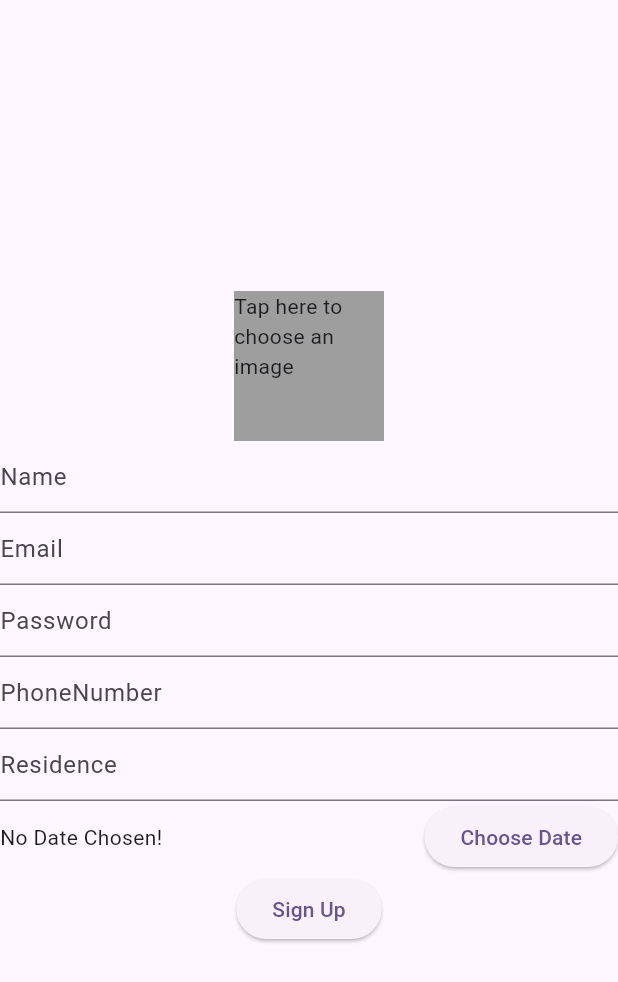
After one commit to Rent-Wheels/rent_wheels_renter, a Flutter app: the screen it shows after launch, after a tap on "Sign Up", on a phone screen of 412 x 824 dp. The commit adds this screen. Shown: the top 982 px of the screen. Run offline on Flutter 3.47's test engine with Material 2 defaults, Android fonts, the phone set to English and light mode, and no system bars; our stand-ins replace firebase_auth, firebase_core, image_picker; accounts and stored records are empty; network calls fail.

Commit message:
sign up implemented

```diff
--- a/lib/core/auth/backend/backend_auth_provider.dart
+++ b/lib/core/auth/backend/backend_auth_provider.dart
@@ -1,5 +1,4 @@
 import 'package:rent_wheels_renter/core/models/auth/auth_model.dart';
-import 'package:rent_wheels_renter/core/models/enums/auth.enum.dart';
 
 abstract class BackendAuthProvider {
   Future<User> createUser({
@@ -10,7 +9,6 @@ abstract class BackendAuthProvider {
     required String email,
     required DateTime dob,
     required String residence,
-    required Roles role,
   });
   Future<void> deleteUser({
     required String userId,
--- a/lib/core/auth/backend/backend_auth_service.dart
+++ b/lib/core/auth/backend/backend_auth_service.dart
@@ -4,10 +4,9 @@ import 'dart:convert';
 import 'package:http/http.dart';
 import 'package:mime/mime.dart';
 import 'package:http_parser/http_parser.dart';
+
 import 'package:rent_wheels_renter/core/auth/auth_exceptions.dart';
-
 import 'package:rent_wheels_renter/core/models/auth/auth_model.dart';
-import 'package:rent_wheels_renter/core/models/enums/auth.enum.dart';
 import 'package:rent_wheels_renter/core/global/globals.dart' as global;
 import 'package:rent_wheels_renter/core/auth/backend/backend_auth_provider.dart';
 
@@ -21,18 +20,23 @@ class BackendAuthService implements BackendAuthProvider {
     required String email,
     required DateTime dob,
     required String residence,
-    required Roles role,
   }) async {
-    var request = MultipartRequest(
-        'POST', Uri.parse('https://rent-wheels.braalex.me/renters/'));
+    var request =
+        MultipartRequest('POST', Uri.parse('http://10.0.2.2:3000/renters/'));
 
+    final ext = avatar.split('.').last;
     request.fields['userId'] = userId;
+    request.fields['name'] = name;
+    request.fields['phoneNumber'] = phoneNumber;
+    request.fields['email'] = email;
+    request.fields['dob'] = dob.toIso8601String();
+    request.fields['residence'] = residence;
     request.files.add(
       MultipartFile(
         'avatar',
         File(avatar).readAsBytes().asStream(),
         File(avatar).lengthSync(),
-        filename: 'avatar-$userId',
+        filename: 'avatar-$userId.$ext',
         contentType: MediaType.parse(
           lookupMimeType(avatar) ?? 'image/jpeg',
         ),
--- a/lib/core/auth/firebase/firebase_auth_service.dart
+++ b/lib/core/auth/firebase/firebase_auth_service.dart
@@ -3,7 +3,6 @@ import 'package:firebase_core/firebase_core.dart';
 
 import 'package:rent_wheels_renter/firebase_options.dart';
 import 'package:rent_wheels_renter/core/auth/auth_exceptions.dart';
-import 'package:rent_wheels_renter/core/models/enums/auth.enum.dart';
 import 'package:rent_wheels_renter/core/auth/backend/backend_auth_service.dart';
 import 'package:rent_wheels_renter/core/auth/firebase/firebase_auth_provider.dart';
 
@@ -46,7 +45,6 @@ class FirebaseAuthService implements FirebaseAuthProvider {
           email: email,
           dob: dob,
           residence: residence,
-          role: Roles.renter,
         );
       }
     } on FirebaseAuthException catch (e) {
--- a/lib/core/models/auth/auth_model.dart
+++ b/lib/core/models/auth/auth_model.dart
@@ -22,7 +22,7 @@ class User {
         userId: json['userId'],
         name: json['name'],
         email: json['email'],
-        dob: json['dob'],
+        dob: DateTime.parse(json['dob']),
         phoneNumber: json['phoneNumber'],
         role: json['role'],
         profilePicture: json['profilePicture']);
--- a/lib/main.dart
+++ b/lib/main.dart
@@ -1,10 +1,11 @@
 import 'package:flutter/material.dart';
 import 'package:firebase_auth/firebase_auth.dart';
+
+import 'package:rent_wheels_renter/tester.dart';
 import 'package:rent_wheels_renter/core/auth/auth_service.dart';
 import 'package:rent_wheels_renter/src/home/presentation/home.dart';
-
-import 'package:rent_wheels_renter/tester.dart';
 import 'package:rent_wheels_renter/src/login/presentation/login.dart';
+import 'package:rent_wheels_renter/core/global/globals.dart' as global;
 
 void main() {
   runApp(const MyApp());
@@ -41,6 +42,10 @@ class _ConnectionPageState extends State<ConnectionPage> {
 
     final user = FirebaseAuth.instance.currentUser;
 
+    if (user != null) {
+      global.accessToken = await user.getIdToken();
+    }
+
     appUser.add(user);
 
     return appUser;
--- a/lib/src/login/presentation/login.dart
+++ b/lib/src/login/presentation/login.dart
@@ -1,9 +1,10 @@
 import 'package:flutter/material.dart';
 
 import 'package:rent_wheels_renter/core/auth/auth_service.dart';
-import 'package:rent_wheels_renter/core/widgets/buttons/generic_button_widget.dart';
 import 'package:rent_wheels_renter/src/home/presentation/home.dart';
 import 'package:rent_wheels_renter/core/global/globals.dart' as global;
+import 'package:rent_wheels_renter/core/widgets/buttons/generic_button_widget.dart';
+import 'package:rent_wheels_renter/src/signup/presentation/signup.dart';
 
 class Login extends StatefulWidget {
   const Login({super.key});
@@ -48,7 +49,19 @@ class _LoginState extends State<Login> {
                     builder: (context) => const Home(),
                   ),
                   (route) => false);
-              })
+            },
+          ),
+          buildGenericButtonWidget(
+            buttonName: 'Sign Up',
+            onPressed: () {
+              if (!mounted) return;
+              Navigator.of(context).push(
+                MaterialPageRoute(
+                  builder: (context) => const SignUp(),
+                ),
+              );
+            },
+          ),
         ],
       )),
     );
--- /dev/null
+++ b/lib/src/signup/presentation/signup.dart
@@ -0,0 +1,124 @@
+import 'dart:io';
+
+import 'package:flutter/material.dart';
+import 'package:image_picker/image_picker.dart';
+import 'package:intl/intl.dart';
+import 'package:rent_wheels_renter/core/auth/auth_service.dart';
+
+import 'package:rent_wheels_renter/core/widgets/buttons/generic_button_widget.dart';
+
+class SignUp extends StatefulWidget {
+  const SignUp({super.key});
+
+  @override
+  State<SignUp> createState() => _SignUpState();
+}
+
+class _SignUpState extends State<SignUp> {
+  File? avatar;
+  DateTime? dob;
+  final picker = ImagePicker();
+  TextEditingController name = TextEditingController();
+  TextEditingController email = TextEditingController();
+  TextEditingController password = TextEditingController();
+  TextEditingController residence = TextEditingController();
+  TextEditingController phoneNumber = TextEditingController();
+
+  presentDatePicker() {
+    showDatePicker(
+      context: context,
+      initialDate: DateTime(2005),
+      firstDate: DateTime(1950),
+      lastDate: DateTime(2006),
+    ).then((pickedDate) {
+      if (pickedDate == null) {
+        return;
+      }
+      setState(() {
+        dob = pickedDate;
+      });
+    });
+  }
+
+  openImage() async {
+    final XFile? image = await picker.pickImage(source: ImageSource.gallery);
+    if (image != null) {
+      setState(() {
+        avatar = File(image.path);
+      });
+    }
+  }
+
+  @override
+  Widget build(BuildContext context) {
+    return Scaffold(
+      body: Column(
+        mainAxisAlignment: MainAxisAlignment.center,
+        children: [
+          GestureDetector(
+            onTap: openImage,
+            child: Container(
+              height: 100,
+              width: 100,
+              color: Colors.grey,
+              child: avatar == null
+                  ? const Text('Tap here to choose an image')
+                  : Image.file(
+                      avatar!,
+                      fit: BoxFit.cover,
+                    ),
+            ),
+          ),
+          TextField(
+            controller: name,
+            decoration: const InputDecoration(hintText: 'Name'),
+          ),
+          TextField(
+            controller: email,
+            decoration: const InputDecoration(hintText: 'Email'),
+          ),
+          TextField(
+            controller: password,
+            decoration: const InputDecoration(hintText: 'Password'),
+          ),
+          TextField(
+            controller: phoneNumber,
+            decoration: const InputDecoration(hintText: 'PhoneNumber'),
+          ),
+          TextField(
+            controller: residence,
+            decoration: const InputDecoration(hintText: 'Residence'),
+          ),
+          Row(
+            children: [
+              Expanded(
+                child: Text(
+                  dob != null
+                      ? 'Picked Date: ${DateFormat.yMd().format(dob!)}'
+                      : 'No Date Chosen!',
+                ),
+              ),
+              buildGenericButtonWidget(
+                buttonName: 'Choose Date',
+                onPressed: presentDatePicker,
+              )
+            ],
+          ),
+          buildGenericButtonWidget(
+              buttonName: 'Sign Up',
+              onPressed: () async {
+                await AuthService.firebase().createUserWithEmailAndPassword(
+                  avatar: avatar!.path,
+                  name: name.text,
+                  phoneNumber: phoneNumber.text,
+                  email: email.text,
+                  password: password.text,
+                  dob: dob!,
+                  residence: residence.text,
+                );
+              })
+        ],
+      ),
+    );
+  }
+}
--- a/pubspec.yaml
+++ b/pubspec.yaml
@@ -40,6 +40,8 @@ dependencies:
   http: ^0.13.6
   mime: ^1.0.4
   http_parser: ^4.0.2
+  intl: ^0.18.1
+  image_picker: ^0.8.7+5
 
 dev_dependencies:
   flutter_test:
```
Also changed, not shown: pubspec.lock. Lines whose indentation alone changed are shown as unchanged.
